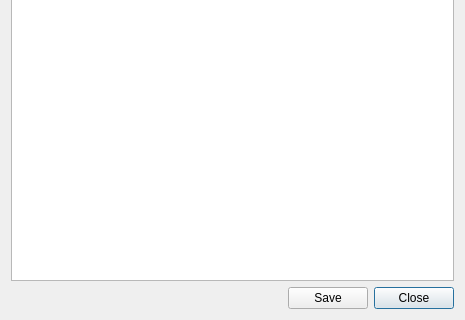
First picture: the form in core/ui/menu/load_menu.ui, repository Giswater/giswater_qgis_plugin, before the edit; both pictures show x 0 to 465 and y 170 to 490 of the 465 by 490 pixel window.
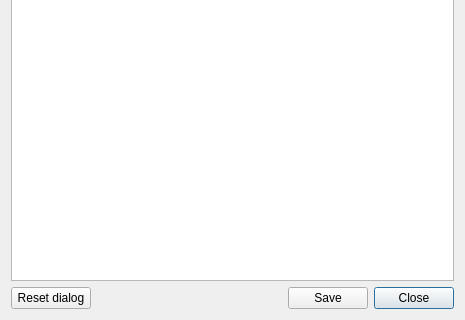
Second picture: the form after the edit.

Commit message: Enhancement: add button resert position dialogs on manage config file form (wip)

Diff of the .ui file:
```diff
--- a/core/ui/menu/load_menu.ui
+++ b/core/ui/menu/load_menu.ui
@@ -14,21 +14,21 @@
    <string>Dialog</string>
   </property>
   <layout class="QGridLayout" name="gridLayout_2">
-   <item row="1" column="2">
+   <item row="1" column="3">
     <widget class="QPushButton" name="btn_close">
      <property name="text">
       <string>Close</string>
      </property>
     </widget>
    </item>
-   <item row="1" column="1">
+   <item row="1" column="2">
     <widget class="QPushButton" name="btn_save">
      <property name="text">
       <string>Save</string>
      </property>
     </widget>
    </item>
-   <item row="1" column="0">
+   <item row="1" column="1">
     <spacer name="horizontalSpacer_2">
      <property name="orientation">
       <enum>Qt::Horizontal</enum>
@@ -41,7 +41,14 @@
      </property>
     </spacer>
    </item>
-   <item row="0" column="0" colspan="3">
+   <item row="1" column="0">
+    <widget class="QPushButton" name="btn_reset_dialog">
+     <property name="text">
+      <string>Reset dialog</string>
+     </property>
+    </widget>
+   </item>
+   <item row="0" column="0" colspan="4">
     <widget class="QTreeWidget" name="tree_config_files">
      <column>
       <property name="text">
```
The commit also changes 1 other file.
